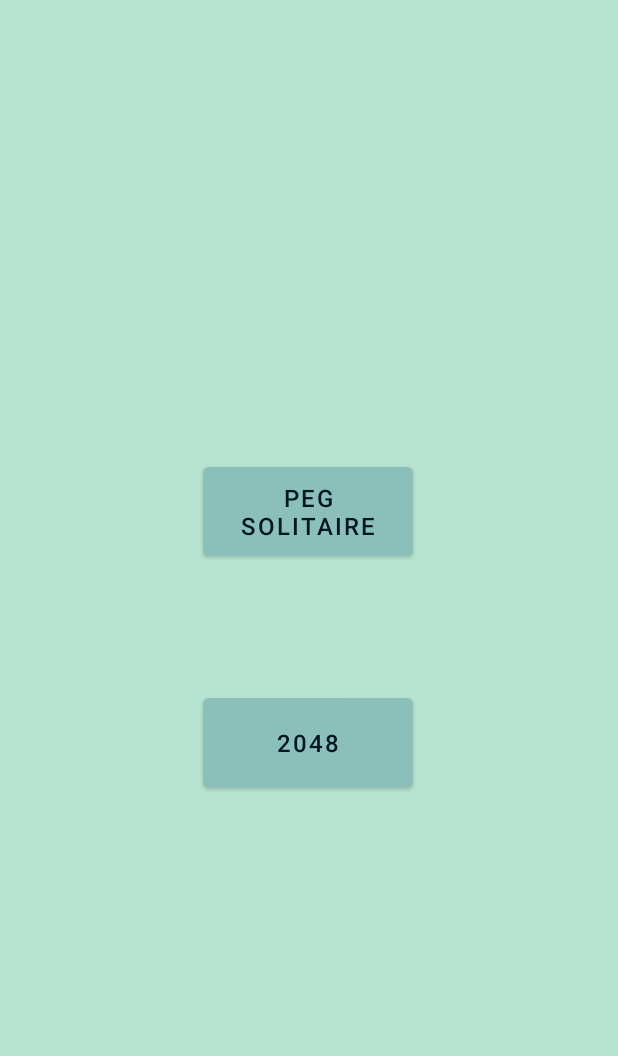
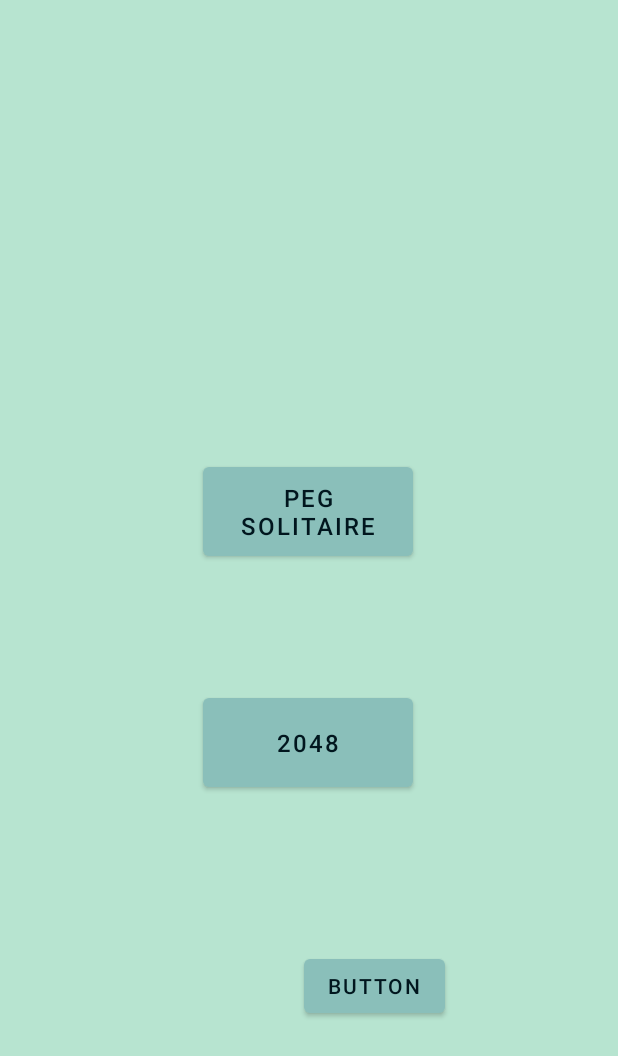
Before and after one commit to Marcaguilov0502/2_games, an Android app: the screen it shows after launch (MainActivity before the commit, MenuActivity after it), on a phone screen of 412 x 824 dp. Shown: the top 1056 px of the screen. Run offline under Robolectric (Android 15) with nearby library versions, the phone set to English and light mode, and no system bars.

Commit message:
last commit before project migration

```diff
--- a/app/src/main/AndroidManifest.xml
+++ b/app/src/main/AndroidManifest.xml
@@ -10,7 +10,7 @@
         android:supportsRtl="true"
         android:theme="@style/Theme.2Games">
         <activity
-            android:name=".MainActivity"
+            android:name="MenuActivity"
             android:exported="true">
             <intent-filter>
                 <action android:name="android.intent.action.MAIN" />
@@ -20,6 +20,8 @@
         </activity>
         <activity android:name=".PegSolitaire_activity"/>
         <activity android:name=".Activity2048"/>
+        <activity android:name=".WelcomeActivity"/>
+
 
         <meta-data
             android:name="com.google.android.gms.ads.AD_MANAGER_APP"
--- a/app/src/main/java/com/marcapps/a2games/MainActivity.java
+++ b/app/src/main/java/com/marcapps/a2games/MenuActivity.java
@@ -6,16 +6,13 @@ import android.content.Intent;
 import android.os.Bundle;
 import android.view.View;
 import android.widget.Button;
-import android.widget.ImageButton;
-import android.widget.ImageView;
-import android.widget.TextView;
 
-public class MainActivity extends AppCompatActivity {
+public class MenuActivity extends AppCompatActivity {
 
     @Override
     protected void onCreate(Bundle savedInstanceState) {
         super.onCreate(savedInstanceState);
-        setContentView(R.layout.activity_main);
+        setContentView(R.layout.activity_menu);
 
         Button btnPegSolitaire = (Button) findViewById(R.id.btnPegSolitaire);
         btnPegSolitaire.setOnClickListener(new View.OnClickListener() {
@@ -43,4 +40,9 @@ public class MainActivity extends AppCompatActivity {
 
     }
 
+    public void splash(View v) {
+        Intent wa = new Intent(getApplicationContext(), WelcomeActivity.class);
+        startActivity(wa);
+    }
+
 }
--- a/app/src/main/java/com/marcapps/a2games/PegSolitaire_activity.java
+++ b/app/src/main/java/com/marcapps/a2games/PegSolitaire_activity.java
@@ -223,7 +223,7 @@ public class PegSolitaire_activity extends AppCompatActivity {
         for (int x = 0; x < 7; x++) {
             for (int y = 0; y < 7; y++) {
                 if (viewIds[x][y] == id) {
-                    return new int[]{x,y};
+                    return new int[]{x, y};
                 }
             }
         }
@@ -303,5 +303,4 @@ public class PegSolitaire_activity extends AppCompatActivity {
         }
 
     }
-
 }
--- a/app/src/main/java/com/marcapps/a2games/gameClasses/Box2048.java
+++ b/app/src/main/java/com/marcapps/a2games/gameClasses/Box2048.java
@@ -5,4 +5,6 @@ public class Box2048 {
     public int value;
     public int[] pos;
 
+
+
 }
--- a/app/src/main/res/layout/activity_main.xml
+++ b/app/src/main/res/layout/activity_menu.xml
@@ -4,7 +4,7 @@
     xmlns:tools="http://schemas.android.com/tools"
     android:layout_width="match_parent"
     android:layout_height="match_parent"
-    tools:context=".MainActivity"
+    tools:context=".MenuActivity"
     android:background="@color/light_teal">
 
     <Button
@@ -33,4 +33,17 @@
         app:layout_constraintStart_toStartOf="parent"
         app:layout_constraintTop_toTopOf="parent"
         app:layout_constraintVertical_bias="0.61" />
+
+    <Button
+        android:id="@+id/button"
+        android:layout_width="wrap_content"
+        android:layout_height="wrap_content"
+        android:layout_marginBottom="40dp"
+        android:onClick="splash"
+        android:text="Button"
+        app:layout_constraintBottom_toBottomOf="parent"
+        app:layout_constraintEnd_toEndOf="parent"
+        app:layout_constraintHorizontal_bias="0.637"
+        app:layout_constraintStart_toStartOf="parent"
+        app:layout_constraintTop_toBottomOf="@+id/btn2048" />
 </androidx.constraintlayout.widget.ConstraintLayout>
```
Also changed, not shown: app/src/main/java/com/marcapps/a2games/Activity2048.java (+51 -1 lines), app/src/main/java/com/marcapps/a2games/WelcomeActivity.java (added, +74 -0 lines), app/src/main/java/com/marcapps/a2games/gameClasses/Board2048.java (+20 -0 lines), app/src/main/res/layout/activity_welcome.xml (added, +16 -0 lines), app/src/main/res/drawable/icon_png.png (added), app/src/main/res/drawable/welcomebackground.jpg (added).
